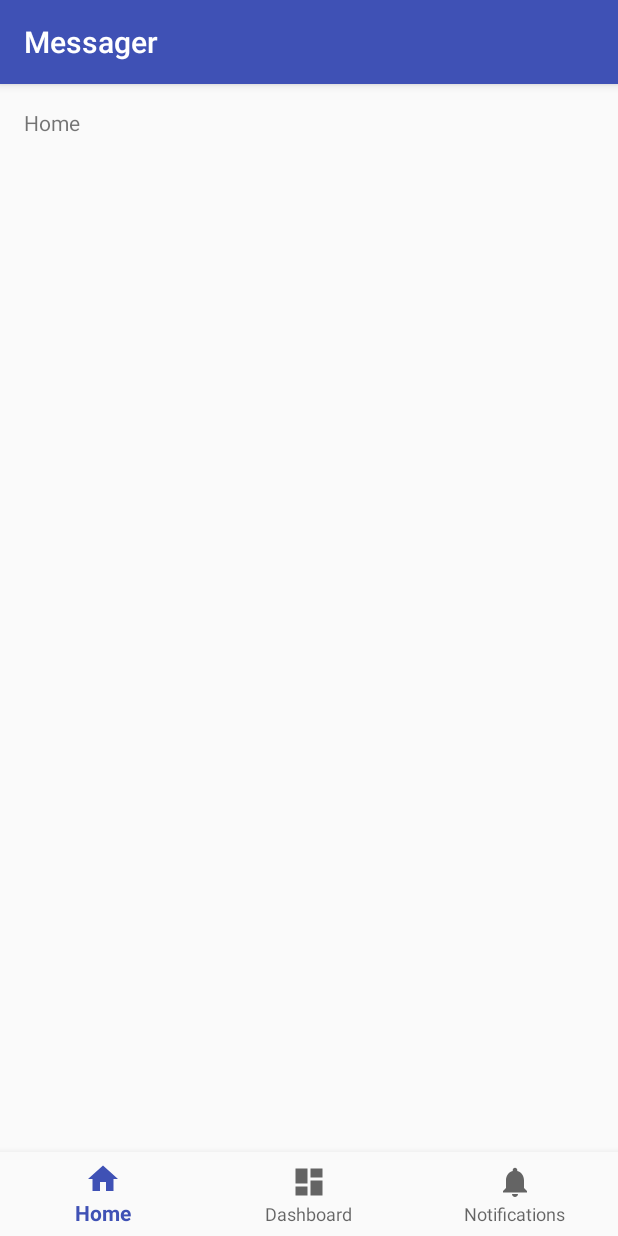
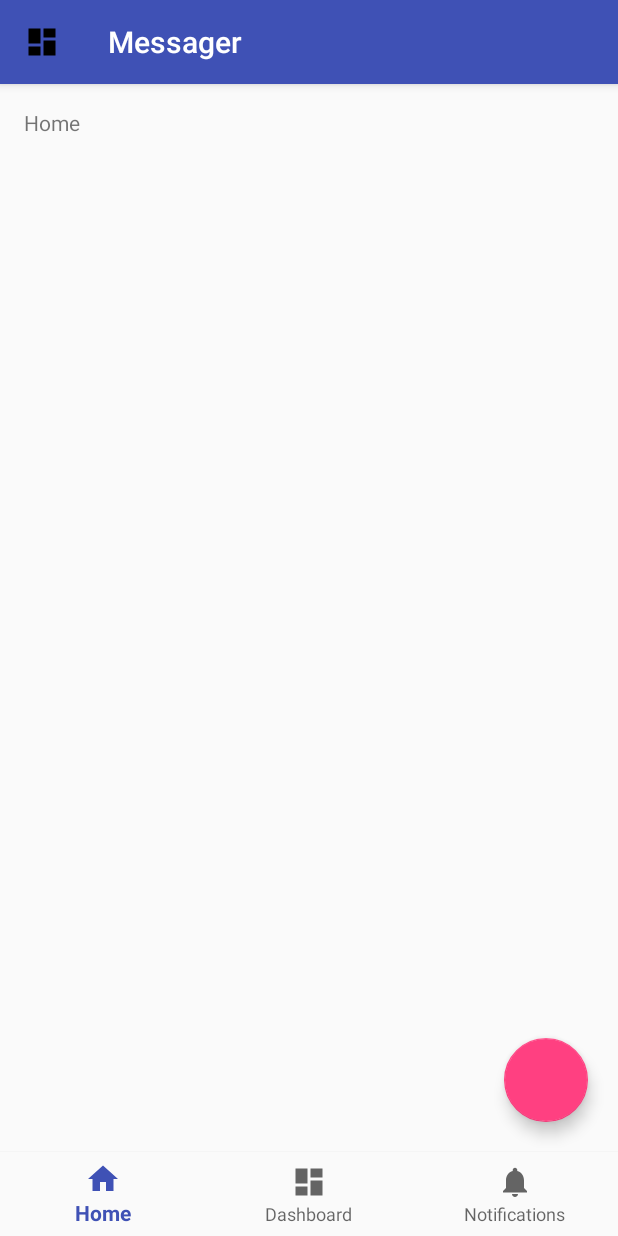
Before and after one commit to Jack-Q/messenger, an Android app: the screen it shows after launch (MainActivity), on a phone screen of 412 x 824 dp. Run offline under Robolectric (Android 15) with nearby library versions, the phone set to English and light mode, and no system bars.

Commit message:
add title bar ui

```diff
--- a/app/build.gradle
+++ b/app/build.gradle
@@ -27,4 +27,5 @@ dependencies {
     compile 'com.android.support:appcompat-v7:25.3.1'
     compile 'com.android.support:design:25.3.1'
     testCompile 'junit:junit:4.12'
+    compile 'com.android.support:cardview-v7:25.3.1'
 }
--- a/app/src/main/AndroidManifest.xml
+++ b/app/src/main/AndroidManifest.xml
@@ -11,7 +11,9 @@
         android:theme="@style/AppTheme" >
         <activity
             android:name=".MainActivity"
-            android:label="@string/app_name" >
+            android:label="@string/app_name"
+            android:immersive="true"
+            >
             <intent-filter>
                 <action android:name="android.intent.action.MAIN" />
 
--- a/app/src/main/java/cn/jackq/messager/MainActivity.java
+++ b/app/src/main/java/cn/jackq/messager/MainActivity.java
@@ -3,13 +3,16 @@ package cn.jackq.messager;
 import android.os.Bundle;
 import android.support.annotation.NonNull;
 import android.support.design.widget.BottomNavigationView;
+import android.support.v7.app.ActionBar;
 import android.support.v7.app.AppCompatActivity;
+import android.support.v7.widget.Toolbar;
 import android.view.MenuItem;
 import android.widget.TextView;
+import android.widget.ViewAnimator;
 
 public class MainActivity extends AppCompatActivity {
 
-    private TextView mTextMessage;
+    private ViewAnimator mViewAnimator;
 
     private BottomNavigationView.OnNavigationItemSelectedListener mOnNavigationItemSelectedListener
             = new BottomNavigationView.OnNavigationItemSelectedListener() {
@@ -18,13 +21,13 @@ public class MainActivity extends AppCompatActivity {
         public boolean onNavigationItemSelected(@NonNull MenuItem item) {
             switch (item.getItemId()) {
                 case R.id.navigation_home:
-                    mTextMessage.setText(R.string.title_home);
+                    mViewAnimator.setDisplayedChild(0);
                     return true;
                 case R.id.navigation_dashboard:
-                    mTextMessage.setText(R.string.title_dashboard);
+                    mViewAnimator.setDisplayedChild(1);
                     return true;
                 case R.id.navigation_notifications:
-                    mTextMessage.setText(R.string.title_notifications);
+                    mViewAnimator.setDisplayedChild(2);
                     return true;
             }
             return false;
@@ -37,7 +40,16 @@ public class MainActivity extends AppCompatActivity {
         super.onCreate(savedInstanceState);
         setContentView(R.layout.activity_main);
 
-        mTextMessage = (TextView) findViewById(R.id.message);
+        final Toolbar toolbar = (Toolbar) findViewById(R.id.toolbar);
+        setSupportActionBar(toolbar);
+        final ActionBar actionBar = getSupportActionBar();
+
+        if (actionBar != null) {
+            actionBar.setHomeAsUpIndicator(R.drawable.ic_dashboard_black_24dp);
+            actionBar.setDisplayHomeAsUpEnabled(true);
+        }
+
+        mViewAnimator = (ViewAnimator) findViewById(R.id.view_animator);
         BottomNavigationView navigation = (BottomNavigationView) findViewById(R.id.navigation);
         navigation.setOnNavigationItemSelectedListener(mOnNavigationItemSelectedListener);
     }
--- a/app/src/main/res/layout/activity_main.xml
+++ b/app/src/main/res/layout/activity_main.xml
@@ -1,30 +1,81 @@
 <?xml version="1.0" encoding="utf-8"?>
-<LinearLayout
-    xmlns:android="http://schemas.android.com/apk/res/android"
+<android.support.v4.widget.DrawerLayout xmlns:android="http://schemas.android.com/apk/res/android"
     xmlns:app="http://schemas.android.com/apk/res-auto"
     xmlns:tools="http://schemas.android.com/tools"
-    android:id="@+id/container"
+    android:id="@+id/drawer_layout"
     android:layout_width="match_parent"
     android:layout_height="match_parent"
-    android:orientation="vertical"
-    tools:context="cn.jackq.messager.MainActivity">
+    android:fitsSystemWindows="true"
+    tools:context=".MainActivity">
+
+    <LinearLayout
+        android:id="@+id/content"
+        android:layout_width="match_parent"
+        android:layout_height="match_parent"
+        android:orientation="vertical">
+
+
+        <android.support.design.widget.AppBarLayout
+            android:id="@+id/appBarLayout"
+            android:layout_width="match_parent"
+            android:layout_height="wrap_content"
+            android:theme="@style/ThemeOverlay.AppCompat.Dark.ActionBar">
+
+            <android.support.v7.widget.Toolbar
+                android:id="@+id/toolbar"
+                android:layout_width="match_parent"
+                android:layout_height="?attr/actionBarSize"
+                android:background="?attr/colorPrimary"
+                app:layout_scrollFlags="scroll|enterAlways|snap"
+                app:popupTheme="@style/ThemeOverlay.AppCompat.Light" />
+
+        </android.support.design.widget.AppBarLayout>
 
         <FrameLayout
-        android:id="@+id/content"
             android:layout_width="match_parent"
             android:layout_height="0dp"
             android:layout_weight="1">
+            <ViewAnimator
+                android:inAnimation="@android:anim/fade_in"
+                android:outAnimation="@android:anim/fade_out"
+                android:id="@+id/view_animator"
+                android:layout_width="match_parent"
+                android:layout_height="match_parent">
 
                 <TextView
-            android:id="@+id/message"
                     android:layout_width="match_parent"
                     android:layout_height="wrap_content"
                     android:layout_marginBottom="@dimen/activity_vertical_margin"
                     android:layout_marginLeft="@dimen/activity_horizontal_margin"
                     android:layout_marginRight="@dimen/activity_horizontal_margin"
                     android:layout_marginTop="@dimen/activity_vertical_margin"
-            android:text="@string/title_home"/>
+                    android:text="@string/title_home" />
+                <TextView
+                    android:layout_width="match_parent"
+                    android:layout_height="wrap_content"
+                    android:layout_marginBottom="@dimen/activity_vertical_margin"
+                    android:layout_marginLeft="@dimen/activity_horizontal_margin"
+                    android:layout_marginRight="@dimen/activity_horizontal_margin"
+                    android:layout_marginTop="@dimen/activity_vertical_margin"
+                    android:text="@string/title_dashboard" />
+                <TextView
+                    android:layout_width="match_parent"
+                    android:layout_height="wrap_content"
+                    android:layout_marginBottom="@dimen/activity_vertical_margin"
+                    android:layout_marginLeft="@dimen/activity_horizontal_margin"
+                    android:layout_marginRight="@dimen/activity_horizontal_margin"
+                    android:layout_marginTop="@dimen/activity_vertical_margin"
+                    android:text="@string/title_notifications" />
+            </ViewAnimator>
 
+            <android.support.design.widget.FloatingActionButton
+                android:id="@+id/floatingActionButton"
+                android:layout_width="match_parent"
+                android:layout_height="wrap_content"
+                android:layout_gravity="bottom|end"
+                android:layout_margin="20dp"
+                android:clickable="true"
+                app:fabSize="normal" />
         </FrameLayout>
 
         <android.support.design.widget.BottomNavigationView
@@ -32,7 +83,15 @@
             android:layout_width="match_parent"
             android:layout_height="wrap_content"
             android:layout_gravity="bottom"
+            app:elevation="2dp"
             android:background="?android:attr/windowBackground"
-        app:menu="@menu/navigation"/>
+            app:menu="@menu/navigation" />
+    </LinearLayout>
 
-</LinearLayout>
+    <android.support.design.widget.NavigationView
+        android:id="@+id/navigation_view"
+        android:layout_width="wrap_content"
+        android:layout_height="match_parent"
+        android:layout_gravity="start" />
+
+</android.support.v4.widget.DrawerLayout>
--- a/app/src/main/res/values/styles.xml
+++ b/app/src/main/res/values/styles.xml
@@ -6,6 +6,8 @@
         <item name="colorPrimary">@color/colorPrimary</item>
         <item name="colorPrimaryDark">@color/colorPrimaryDark</item>
         <item name="colorAccent">@color/colorAccent</item>
+        <item name="windowActionBar">false</item>
+        <item name="windowNoTitle">true</item>
     </style>
 
 </resources>
```
Lines whose indentation alone changed are shown as unchanged.
